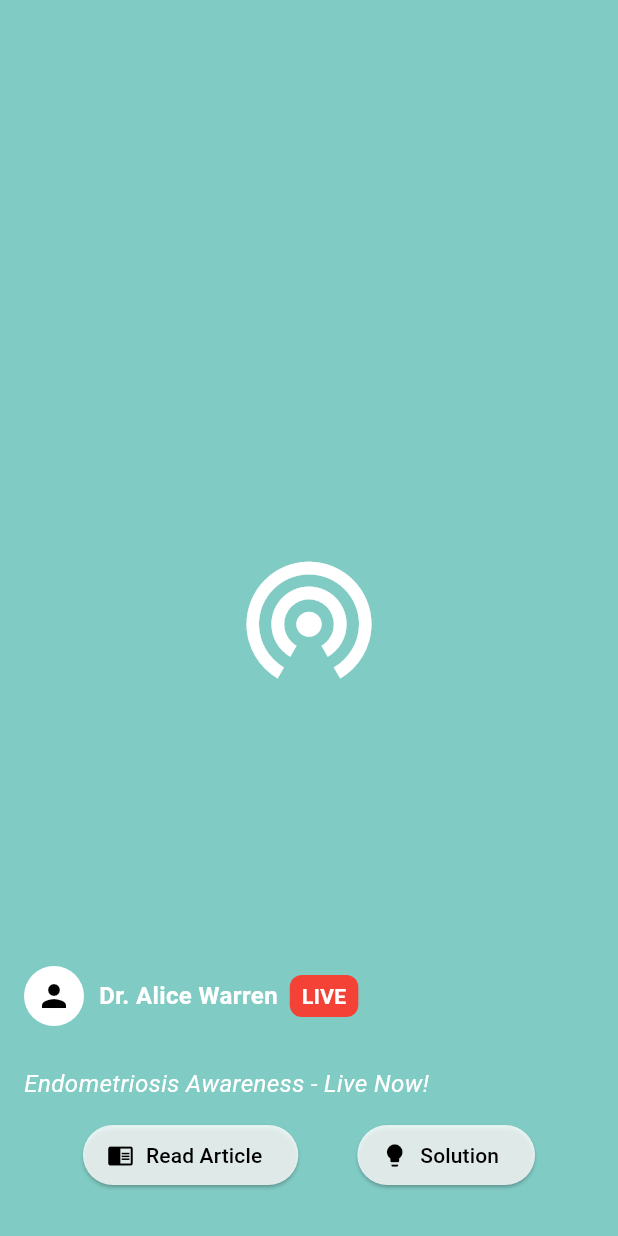
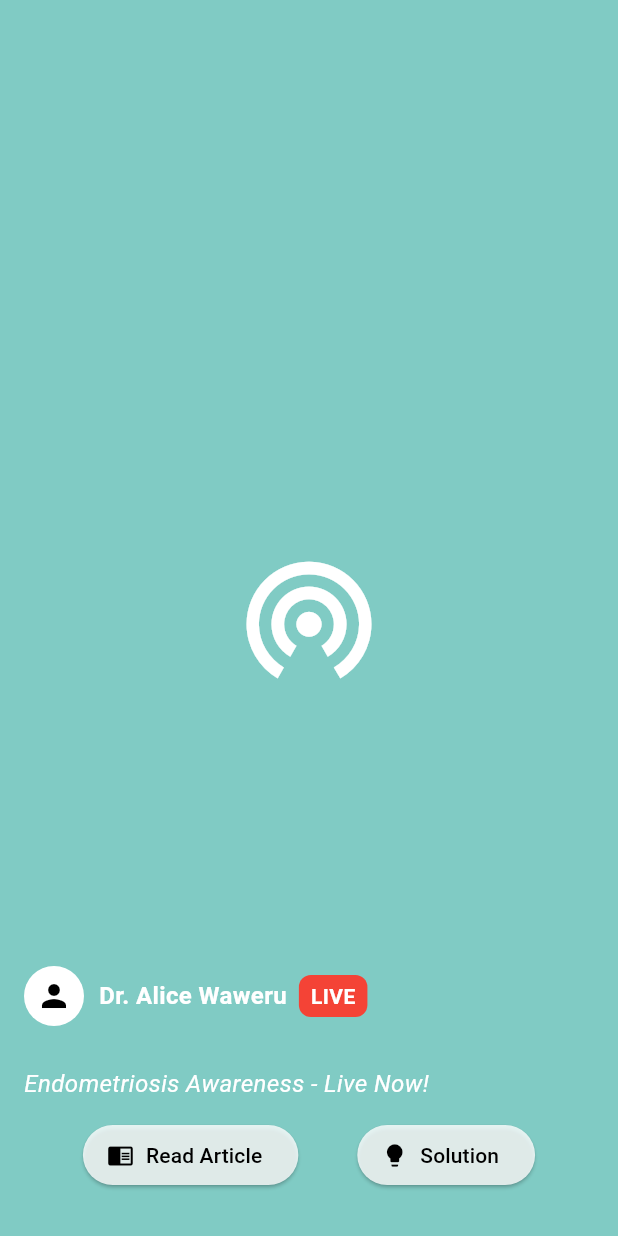
Before and after one commit to Clutch-254/wajuajiapp, a Flutter app: the screen it shows after launch, on a phone screen of 412 x 824 dp. Run offline on Flutter 3.47's test engine with Material 3 defaults, Android fonts, the phone set to English and light mode, and no system bars.

Commit message:
first commit has the homescreen page with minimal functionality and placeholders

```diff
--- a/lib/user/homescreen.dart
+++ b/lib/user/homescreen.dart
@@ -14,8 +14,9 @@ class _NewsHomeScreenState extends State<HomeScreen> {
   final List<Map<String, dynamic>> _newsItems = [
     //place holders for the content before we complete it and make it more functional
     {
-      'creatorName': 'Dr. Alice Warren',
-      'avatar': null, // tutareplace with actual image baadae its just a place  holder
+      'creatorName': 'Dr. Alice Waweru',
+      'avatar':
+          null, // tutareplace with actual image baadae its just a place  holder
       'caption': 'Endometriosis Awareness - Live Now!',
       'isLive': true,
       'isVideo': true,
@@ -188,7 +189,6 @@ class NewsContentCard extends StatelessWidget {
             child: Row(
               mainAxisAlignment: MainAxisAlignment.spaceEvenly,
               children: [
-
                 //navigates user to the article where they can read more
                 ElevatedButton.icon(
                   onPressed: onReadArticle,
```
